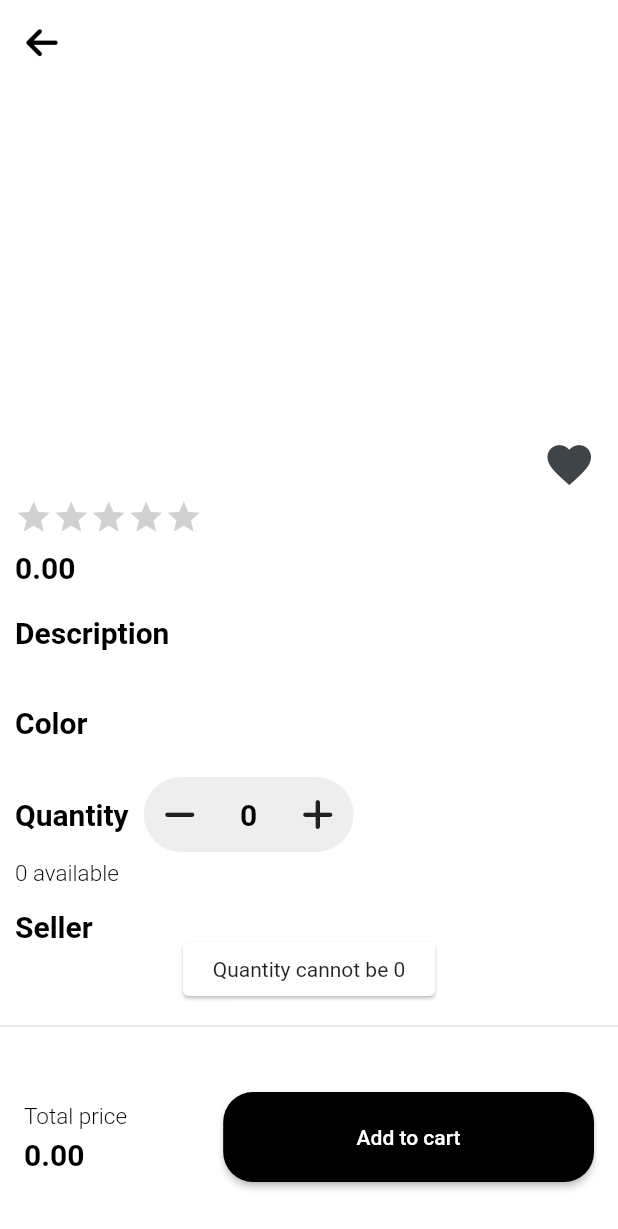
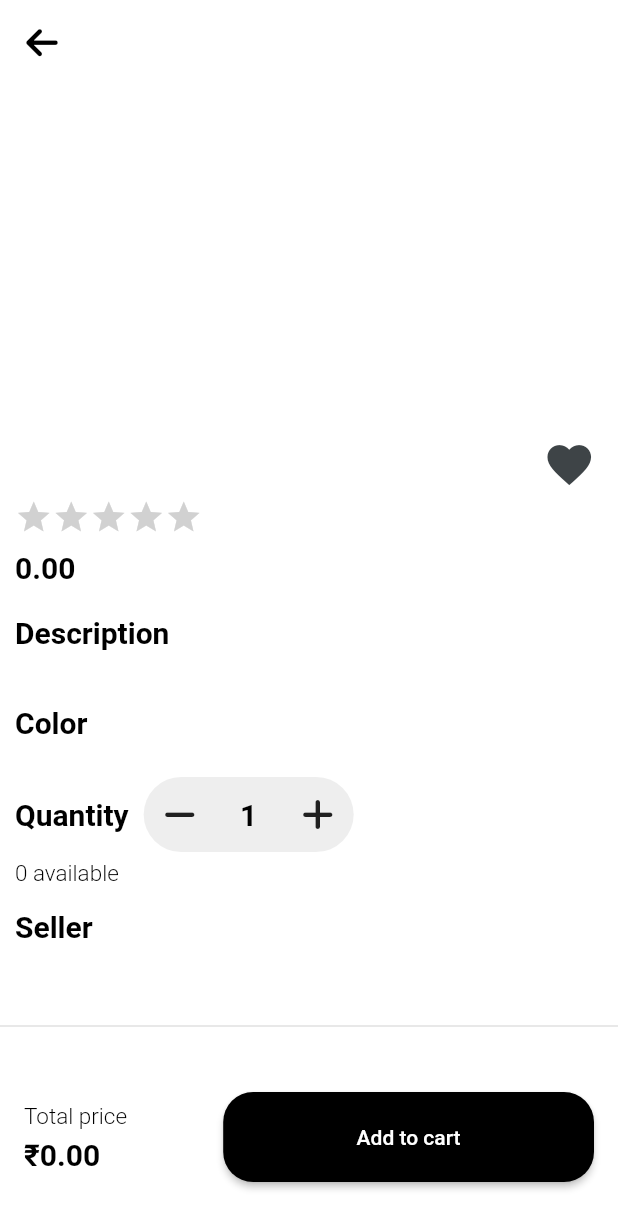
Before and after one commit to solkaranas/Woodmart, a Flutter app: the ItemDetails screen opened directly with empty values, scrolled down 142 dp, after a tap on "Add to cart", on a phone screen of 412 x 824 dp. Shown: the top 1229 px of the screen. Run offline on Flutter 3.47's test engine with Material 2 defaults, Android fonts, the phone set to English and light mode, and no system bars; drawn by our look-alikes of velocity_x; our stand-ins replace cloud_firestore, firebase_auth, firebase_core, firebase_storage, font_awesome_flutter, get and 1 more; accounts and stored records are empty; Roboto replaces fonts that are missing (sans_bold, sans_regular).

Commit message:
4th commit

```diff
--- a/lib/consts/controllers/product_controller.dart
+++ b/lib/consts/controllers/product_controller.dart
@@ -3,7 +3,7 @@ import 'package:get/get.dart';
 import 'package:wood_mart/consts/consts.dart';
 
 class ProductController extends GetxController {
-  var quantity = 0.obs;
+  var quantity = 1.obs;
   var colorIndex = 0.obs;
   var totalPrice = 0.obs;
 
--- a/lib/views/category_screen/item_details_page.dart
+++ b/lib/views/category_screen/item_details_page.dart
@@ -4,15 +4,26 @@ import 'package:wood_mart/consts/consts.dart';
 import 'package:wood_mart/consts/controllers/product_controller.dart';
 import 'package:wood_mart/widgets_common/our_button.dart';
 
-class ItemDetails extends StatelessWidget {
+class ItemDetails extends StatefulWidget {
   final String? title;
   final dynamic data;
   const ItemDetails({Key? key, this.title, this.data}) : super(key: key);
 
   @override
+  State<ItemDetails> createState() => _ItemDetailsState();
+}
+
+class _ItemDetailsState extends State<ItemDetails> {
+  final controller = Get.put(ProductController());
+
+  @override
+  void initState() {
+    controller.calculateTotalPrice(int.parse(widget.data['p_price']));
+    super.initState();
+  }
+
+  @override
   Widget build(BuildContext context) {
-    var controller = Get.put(ProductController());
-
     return WillPopScope(
       onWillPop: () async {
         controller.resetValues();
@@ -42,10 +53,10 @@ class ItemDetails extends StatelessWidget {
                           viewportFraction: 1.0,
                           aspectRatio: 16 / 9,
                           height: 350,
-                          itemCount: data['p_imgs'].length,
+                          itemCount: widget.data['p_imgs'].length,
                           itemBuilder: (context, index) {
                             return Image.network(
-                              data['p_imgs'][index],
+                              widget.data['p_imgs'][index],
                               width: double.infinity,
                               fit: BoxFit.cover,
                             );
@@ -57,7 +68,7 @@ class ItemDetails extends StatelessWidget {
                           children: [
                             Row(
                               children: [
-                                title!.text
+                                widget.title!.text
                                     .size(40)
                                     .color(Colors.black)
                                     .fontWeight(FontWeight.bold)
@@ -68,10 +79,10 @@ class ItemDetails extends StatelessWidget {
                                       onPressed: () {
                                         if (controller.isFav.value) {
                                           controller.removeFromWishlist(
-                                              data.id, context);
+                                              widget.data.id, context);
                                         } else {
                                           controller.addToWishlist(
-                                              data.id, context);
+                                              widget.data.id, context);
                                         }
                                       },
                                       icon: Icon(
@@ -86,7 +97,7 @@ class ItemDetails extends StatelessWidget {
                             ),
                             VxRating(
                               isSelectable: false,
-                              value: double.parse(data['p_rating']),
+                              value: double.parse(widget.data['p_rating']),
                               onRatingUpdate: (value) {},
                               normalColor: textfieldGrey,
                               selectionColor: golden,
@@ -95,7 +106,8 @@ class ItemDetails extends StatelessWidget {
                               size: 25,
                             ),
                             10.heightBox,
-                            "${data['p_price']}".numCurrency
+                            "${widget.data['p_price']}"
+                                .numCurrency
                                 .text
                                 .size(20)
                                 .fontWeight(FontWeight.bold)
@@ -108,7 +120,7 @@ class ItemDetails extends StatelessWidget {
                                 .color(Colors.black)
                                 .make(),
                             5.heightBox,
-                            "${data['p_desc']}"
+                            "${widget.data['p_desc']}"
                                 .text
                                 .size(15)
                                 .fontWeight(FontWeight.w300)
@@ -124,16 +136,16 @@ class ItemDetails extends StatelessWidget {
                             10.heightBox,
                             Row(
                               children: List.generate(
-                                  data['p_colors'].length,
+                                  widget.data['p_colors'].length,
                                   (index) => Stack(
                                         alignment: Alignment.center,
                                         children: [
                                           VxBox()
                                               .size(40, 40)
                                               .roundedFull
-                                              .color(
-                                                  Color(data['p_colors'][index])
-                                                      .withOpacity(1.0))
+                                              .color(Color(widget
+                                                      .data['p_colors'][index])
+                                                  .withOpacity(1.0))
                                               .margin(
                                                   const EdgeInsets.symmetric(
                                                       horizontal: 4))
@@ -169,7 +181,8 @@ class ItemDetails extends StatelessWidget {
                                           onPressed: () {
                                             controller.decreaseQuantity();
                                             controller.calculateTotalPrice(
-                                                int.parse(data['p_price']));
+                                                int.parse(
+                                                    widget.data['p_price']));
                                           },
                                           icon: const Icon(
                                               FontAwesomeIcons.minus)),
@@ -183,9 +196,11 @@ class ItemDetails extends StatelessWidget {
                                       IconButton(
                                           onPressed: () {
                                             controller.increaseQuantity(
-                                                int.parse(data['p_quantity']));
+                                                int.parse(
+                                                    widget.data['p_quantity']));
                                             controller.calculateTotalPrice(
-                                                int.parse(data['p_price']));
+                                                int.parse(
+                                                    widget.data['p_price']));
                                           },
                                           icon: const Icon(
                                               FontAwesomeIcons.plus)),
@@ -200,7 +215,7 @@ class ItemDetails extends StatelessWidget {
                               ],
                             ),
                             5.heightBox,
-                            "${data['p_quantity']} available"
+                            "${widget.data['p_quantity']} available"
                                 .text
                                 .size(15)
                                 .fontWeight(FontWeight.w300)
@@ -213,7 +228,7 @@ class ItemDetails extends StatelessWidget {
                                 .color(Colors.black)
                                 .make(),
                             5.heightBox,
-                            "${data['p_seller']}"
+                            "${widget.data['p_seller']}"
                                 .text
                                 .size(15)
                                 .fontWeight(FontWeight.w300)
@@ -247,13 +262,19 @@ class ItemDetails extends StatelessWidget {
                               .color(Colors.black)
                               .make(),
                           5.heightBox,
-                          "${controller.totalPrice.value}"
+                          /* "${controller.totalPrice.value}"
                               .numCurrency
                               .text
                               .size(20)
                               .fontWeight(FontWeight.bold)
                               .color(Colors.black)
-                              .make(),
+                              .make(), */
+                          Text(
+                              "₹${(controller.totalPrice.value).toString().numCurrency}",
+                              style: const TextStyle(
+                                  fontWeight: FontWeight.bold,
+                                  color: Colors.black,
+                                  fontSize: 20.0))
                         ],
                       ).box.size(context.screenWidth * 0.30, 90).make(),
                       const Spacer(),
@@ -261,14 +282,14 @@ class ItemDetails extends StatelessWidget {
                               onPress: () {
                                 if (controller.quantity.value > 0) {
                                   controller.addToCart(
-                                    color: data['p_colors']
+                                    color: widget.data['p_colors']
                                         [controller.colorIndex.value],
                                     context: context,
-                                    vendorID: data['vendor_id'],
-                                    img: data['p_imgs'][0],
+                                    vendorID: widget.data['vendor_id'],
+                                    img: widget.data['p_imgs'][0],
                                     qty: controller.quantity.value,
-                                    sellername: data['p_seller'],
-                                    title: data['p_name'],
+                                    sellername: widget.data['p_seller'],
+                                    title: widget.data['p_name'],
                                     tprice: controller.totalPrice.value,
                                   );
                                   VxToast.show(context, msg: "Added to Cart");
```
Also changed, not shown: lib/consts/controllers/auth_controller.dart (+12 -7 lines), lib/views/cart_screen/cart_screen.dart (+25 -12 lines), lib/views/cart_screen/shipping_screen.dart (+3 -6 lines), lib/views/category_screen/category_details_page.dart (+8 -2 lines), lib/views/home_screen/home_screen.dart (+21 -11 lines), lib/views/order_screen/components/order_placed_details.dart (+3 -6 lines), lib/views/order_screen/oreder_details.dart (+41 -16 lines), lib/widgets_common/custom_textfield.dart (+62 -1 lines).
